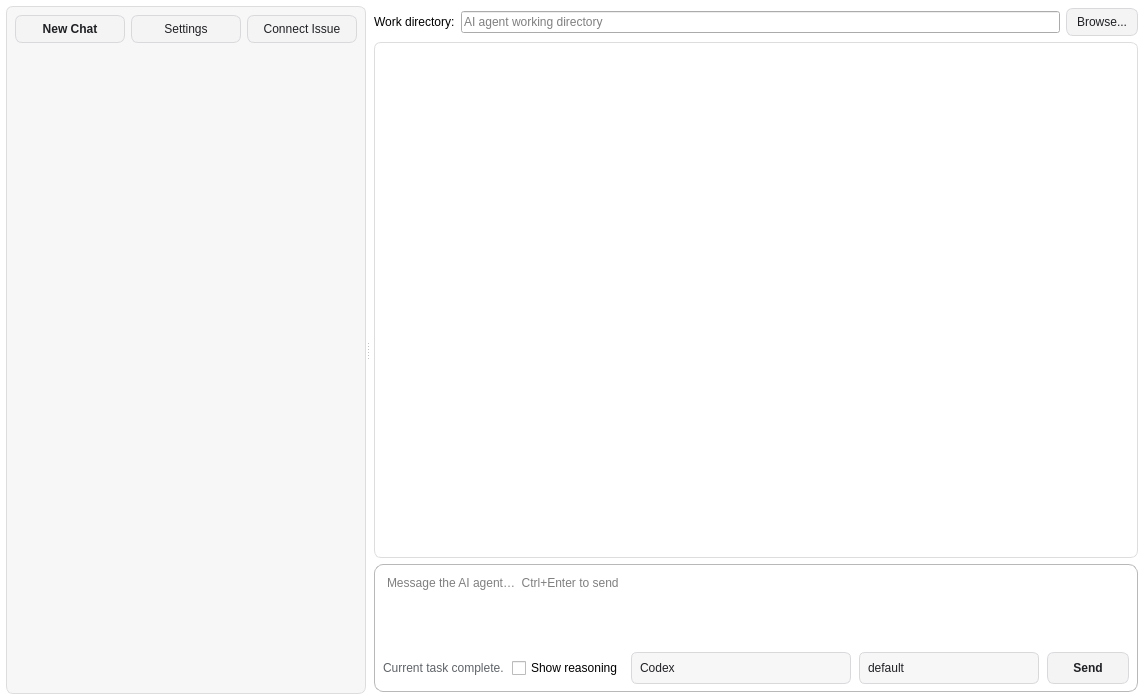
Above: ai_agent.ui from frankyeh/DSI-Studio before the change. Below: the same form after it.
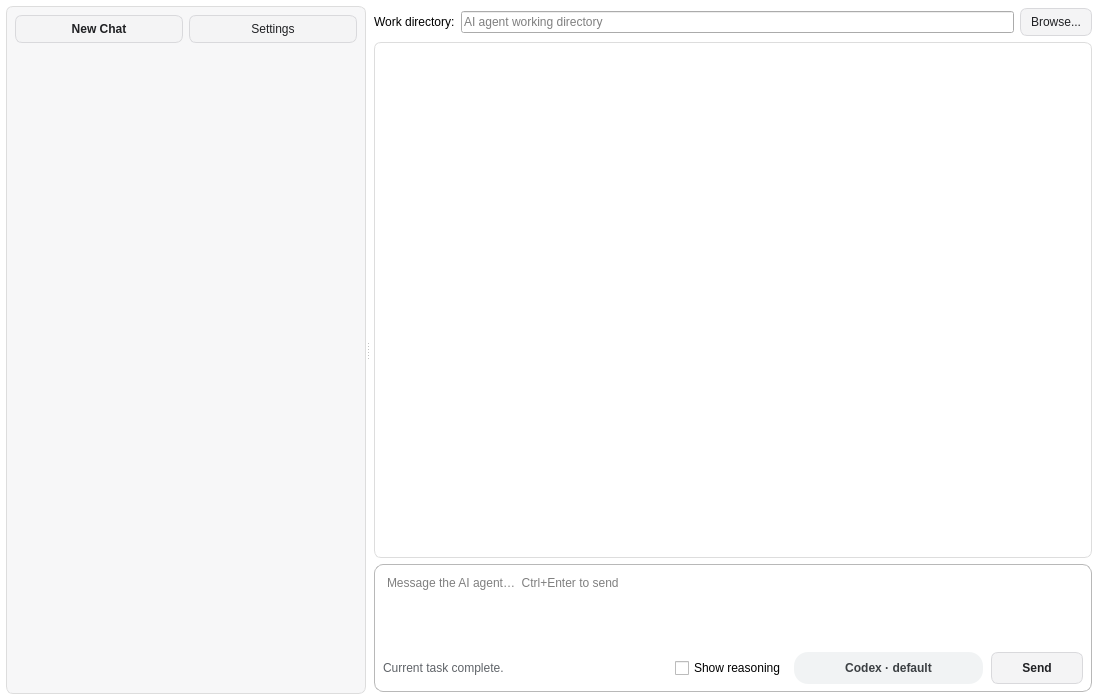
That is the form after the change. Icons and pictures are not drawn.

Diff of the .ui file:
```diff
--- a/ai_agent.ui
+++ b/ai_agent.ui
@@ -117,9 +117,6 @@
     min-height: 24px;
     padding: 3px 8px;
 }
-QComboBox#ai_agent_selector QAbstractItemView::item:disabled {
-    color: #9aa0a6;
-}
 QWidget#tab_8 QComboBox QScrollBar:vertical {
     background: transparent;
     border: 0;
@@ -243,13 +240,6 @@
             </property>
            </widget>
           </item>
-          <item>
-           <widget class="QPushButton" name="ai_connect_issue">
-            <property name="text">
-             <string>Connect Issue</string>
-            </property>
-           </widget>
-          </item>
          </layout>
         </item>
         <item>
@@ -383,60 +373,29 @@
              </property>
             </widget>
            </item>
-           <item row="1" column="4">
-            <widget class="QComboBox" name="ai_agent_selector">
-             <property name="minimumSize">
-              <size>
-               <width>220</width>
-               <height>32</height>
-              </size>
+           <item row="1" column="4" colspan="2">
+            <widget class="QLabel" name="ai_agent_status">
+             <property name="sizePolicy">
+              <sizepolicy hsizetype="Preferred" vsizetype="Fixed">
+               <horstretch>0</horstretch>
+               <verstretch>0</verstretch>
+              </sizepolicy>
              </property>
-             <property name="maximumSize">
-              <size>
-               <width>360</width>
-               <height>16777215</height>
-              </size>
-             </property>
-             <property name="sizeAdjustPolicy">
-              <enum>QComboBox::AdjustToContents</enum>
-             </property>
-             <item>
-              <property name="text">
-               <string>Codex</string>
-              </property>
-             </item>
-             <item>
-              <property name="text">
-               <string>Claude</string>
-              </property>
-             </item>
-            </widget>
-           </item>
-           <item row="1" column="5">
-            <widget class="QComboBox" name="ai_model_selector">
              <property name="minimumSize">
               <size>
-               <width>180</width>
+               <width>0</width>
                <height>32</height>
               </size>
              </property>
-             <property name="maximumSize">
-              <size>
-               <width>280</width>
-               <height>16777215</height>
-              </size>
+             <property name="styleSheet">
+              <string notr="true">QLabel { color:#3c4043; font-weight:600; padding:4px 12px; background:#f1f3f4; border-radius:14px; }</string>
              </property>
-             <property name="sizeAdjustPolicy">
-              <enum>QComboBox::AdjustToMinimumContentsLengthWithIcon</enum>
+             <property name="alignment">
+              <set>Qt::AlignCenter</set>
              </property>
-             <property name="minimumContentsLength">
-              <number>18</number>
+             <property name="text">
+              <string>Codex · default</string>
              </property>
-             <item>
-              <property name="text">
-               <string>default</string>
-              </property>
-             </item>
             </widget>
            </item>
            <item row="1" column="6">
```
